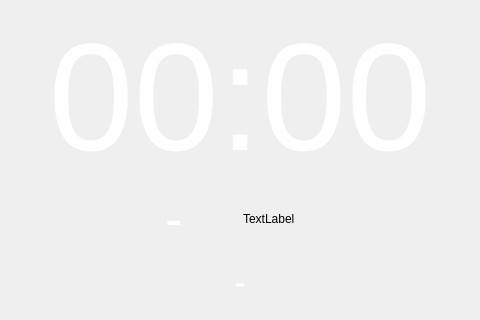
This is mainwindow.ui in dgow/PiClock as Qt 5 draws it before an edit. The edited form follows.
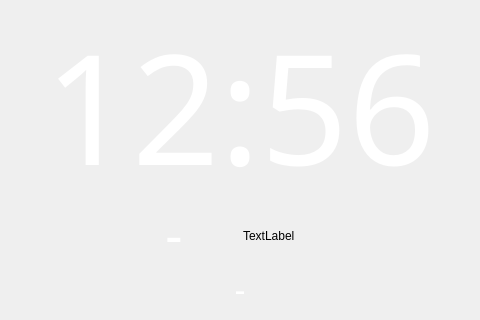
This is the edited form.

Patch:
```diff
--- a/mainwindow.ui
+++ b/mainwindow.ui
@@ -76,13 +76,13 @@
         </property>
         <property name="font">
          <font>
-          <family>Arial</family>
+          <family>DejaVu Sans Mono for Powerline</family>
           <pointsize>115</pointsize>
           <strikeout>false</strikeout>
          </font>
         </property>
         <property name="text">
-         <string>00:00</string>
+         <string>12:56</string>
         </property>
         <property name="alignment">
          <set>Qt::AlignCenter</set>
```
